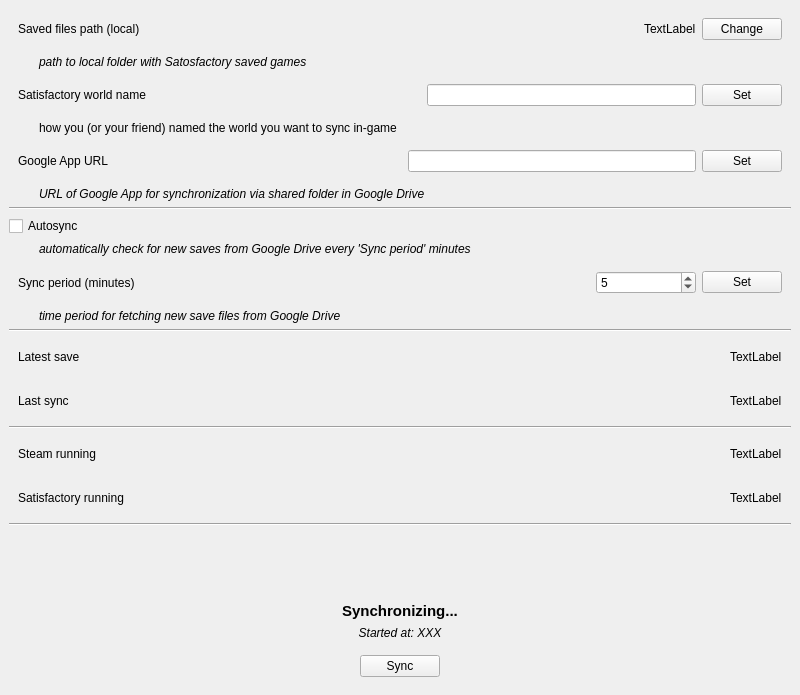
First picture: the form in data/app.ui, repository 1000101cz/satisfactorygooglesharing, before the edit.
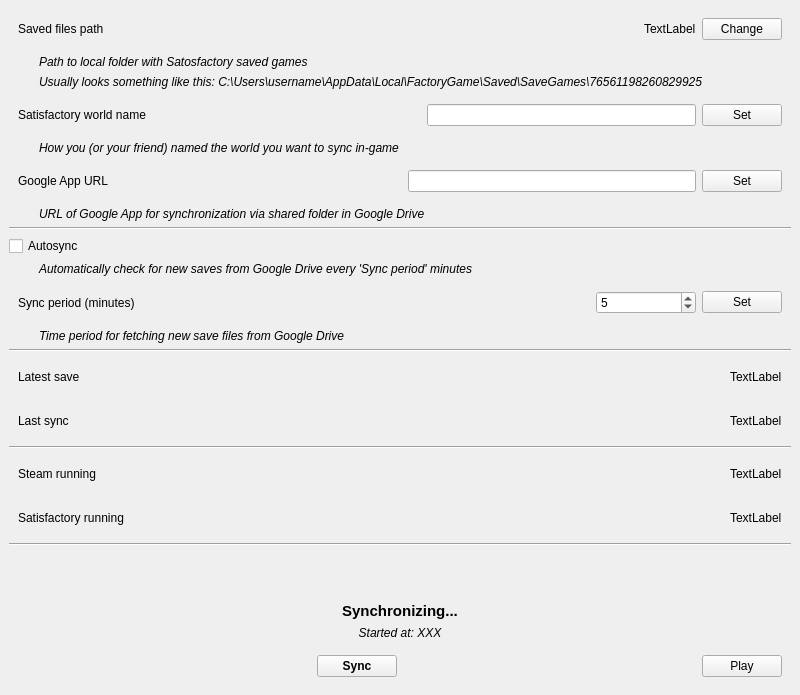
Second picture: the form after the edit.

Commit message: feature: error handling & play button

```diff
--- a/data/app.ui
+++ b/data/app.ui
@@ -21,7 +21,7 @@
        <item>
         <widget class="QLabel" name="label">
          <property name="text">
-          <string>Saved files path (local)</string>
+          <string>Saved files path</string>
          </property>
         </widget>
        </item>
@@ -63,7 +63,22 @@
        </font>
       </property>
       <property name="text">
-       <string>path to local folder with Satosfactory saved games</string>
+       <string>Path to local folder with Satosfactory saved games</string>
+      </property>
+      <property name="indent">
+       <number>30</number>
+      </property>
+     </widget>
+    </item>
+    <item>
+     <widget class="QLabel" name="label_14">
+      <property name="font">
+       <font>
+        <italic>true</italic>
+       </font>
+      </property>
+      <property name="text">
+       <string>Usually looks something like this: C:\Users\username\AppData\Local\FactoryGame\Saved\SaveGames\76561198260829925</string>
       </property>
       <property name="indent">
        <number>30</number>
@@ -94,7 +109,11 @@
         </spacer>
        </item>
        <item>
-        <widget class="QLineEdit" name="lineEdit_world_name"/>
+        <widget class="QLineEdit" name="lineEdit_world_name">
+         <property name="alignment">
+          <set>Qt::AlignRight|Qt::AlignTrailing|Qt::AlignVCenter</set>
+         </property>
+        </widget>
        </item>
        <item>
         <widget class="QPushButton" name="pushButton_world_name">
@@ -108,8 +127,13 @@
     </item>
     <item>
      <widget class="QLabel" name="label_11">
+      <property name="font">
+       <font>
+        <italic>true</italic>
+       </font>
+      </property>
       <property name="text">
-       <string>how you (or your friend) named the world you want to sync in-game</string>
+       <string>How you (or your friend) named the world you want to sync in-game</string>
       </property>
       <property name="indent">
        <number>30</number>
@@ -140,7 +164,11 @@
         </spacer>
        </item>
        <item>
-        <widget class="QLineEdit" name="lineEdit"/>
+        <widget class="QLineEdit" name="lineEdit">
+         <property name="alignment">
+          <set>Qt::AlignRight|Qt::AlignTrailing|Qt::AlignVCenter</set>
+         </property>
+        </widget>
        </item>
        <item>
         <widget class="QPushButton" name="pushButton_google_app_url">
@@ -189,7 +217,7 @@
        </font>
       </property>
       <property name="text">
-       <string>automatically check for new saves from Google Drive every 'Sync period' minutes</string>
+       <string>Automatically check for new saves from Google Drive every 'Sync period' minutes</string>
       </property>
       <property name="indent">
        <number>30</number>
@@ -256,7 +284,7 @@
        </font>
       </property>
       <property name="text">
-       <string>time period for fetching new save files from Google Drive</string>
+       <string>Time period for fetching new save files from Google Drive</string>
       </property>
       <property name="indent">
        <number>30</number>
@@ -471,7 +499,7 @@
          </property>
          <property name="sizeHint" stdset="0">
           <size>
-           <width>336</width>
+           <width>295</width>
            <height>20</height>
           </size>
          </property>
@@ -479,6 +507,12 @@
        </item>
        <item>
         <widget class="QPushButton" name="pushButton_fetch">
+         <property name="font">
+          <font>
+           <weight>75</weight>
+           <bold>true</bold>
+          </font>
+         </property>
          <property name="text">
           <string>Sync</string>
          </property>
@@ -491,12 +525,19 @@
          </property>
          <property name="sizeHint" stdset="0">
           <size>
-           <width>335</width>
+           <width>295</width>
            <height>20</height>
           </size>
          </property>
         </spacer>
        </item>
+       <item>
+        <widget class="QPushButton" name="pushButton_play">
+         <property name="text">
+          <string>Play</string>
+         </property>
+        </widget>
+       </item>
       </layout>
      </widget>
     </item>
```
The commit also changes 2 other files.
